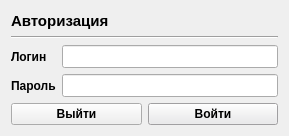
Old version of the form crm_r_loine/source/crm_dialog/dlg_connection.ui in the repository dekalo64/RLine.
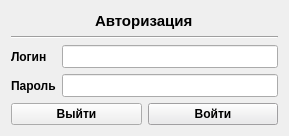
New version of the form. Icons and pictures are not drawn.

Commit message: [*] - Мелкие правки окна Connection

```diff
--- a/crm_r_loine/source/crm_dialog/dlg_connection.ui
+++ b/crm_r_loine/source/crm_dialog/dlg_connection.ui
@@ -227,7 +227,7 @@
      </property>
     </widget>
    </item>
-   <item row="0" column="0" alignment="Qt::AlignLeft">
+   <item row="0" column="0" alignment="Qt::AlignHCenter">
     <widget class="QLabel" name="labelWindowDescription">
      <property name="font">
       <font>
```
